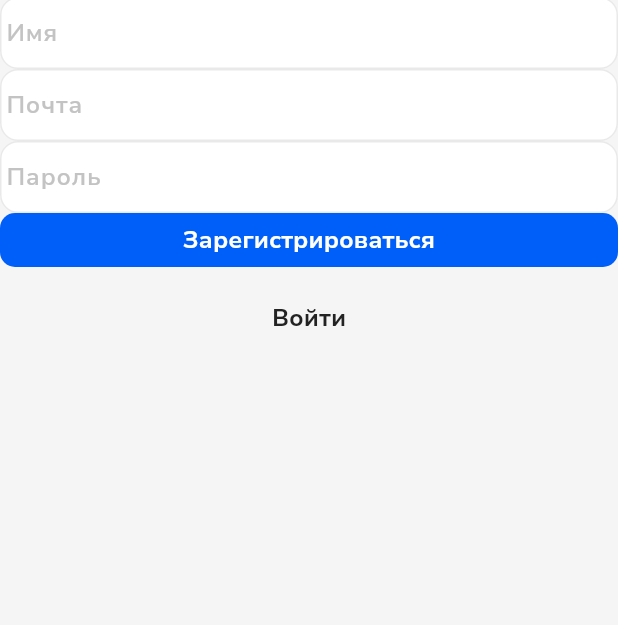
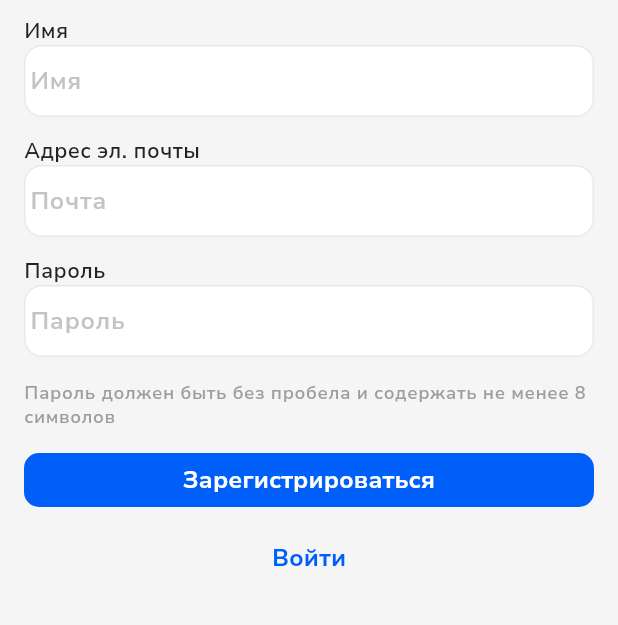
Before and after one commit to aleksandrazai/spoosk, a Flutter app: the RegisterScreen screen opened directly, on a phone screen of 412 x 824 dp, the part 87-712 px from its top. Run offline on Flutter 3.47's test engine with Material 3 defaults, Android fonts, the phone set to English and light mode, and no system bars; our stand-ins replace auto_route, bloc, carousel_slider, connectivity_plus, dio, firebase_core and 7 more; accounts and stored records are empty; network calls fail; project files that could hold a hidden picture were left out.

Commit message:
fix: register request fix, layout changes

```diff
--- a/lib/core/presentation/bloc_register/register_bloc.dart
+++ b/lib/core/presentation/bloc_register/register_bloc.dart
@@ -17,7 +17,6 @@ class RegisterBloc extends Bloc<RegisterEvent, RegisterState> {
             password: event.password,
             name: event.name,
             userRegister: ApiConfigurate.postHeaders);
-        emit(RegisterLoading());
         if (userRegister != null) {
           emit(RegisterSuccessfull(
               id: userRegister.id, userRegister: userRegister));
--- a/lib/core/presentation/screens/auth/register.dart
+++ b/lib/core/presentation/screens/auth/register.dart
@@ -81,8 +81,15 @@ class _RegisterScreenState extends State<RegisterScreen> {
         body: Form(
           autovalidateMode: AutovalidateMode.onUserInteraction,
           key: _formKey,
+          child: Padding(
+            padding: const EdgeInsets.symmetric(horizontal: 16.0),
             child: Column(
+              crossAxisAlignment: CrossAxisAlignment.start,
               children: [
+                const Padding(
+                  padding: EdgeInsets.only(top: 12.0),
+                  child: Text('Имя'),
+                ),
                 LoginField(
                     hintText: 'Имя',
                     controller: _nameController,
@@ -95,6 +102,10 @@ class _RegisterScreenState extends State<RegisterScreen> {
                       }
                       return null;
                     }),
+                const Padding(
+                  padding: EdgeInsets.only(top: 12.0),
+                  child: Text('Адрес эл. почты'),
+                ),
                 LoginField(
                     hintText: 'Почта',
                     controller: _emailController,
@@ -109,6 +120,10 @@ class _RegisterScreenState extends State<RegisterScreen> {
                       }
                       return null;
                     }),
+                const Padding(
+                  padding: EdgeInsets.only(top: 12.0),
+                  child: Text('Пароль'),
+                ),
                 LoginField(
                     hintText: 'Пароль',
                     controller: _passwordController,
@@ -118,12 +133,19 @@ class _RegisterScreenState extends State<RegisterScreen> {
                         return 'Введите пароль';
                       } else if (value.length < 8) {
                         return 'Пароль должен содержать не менее 8 символов';
-                    } else if (!RegExp(r'^[a-zA-Z0-9!#.$%&+=?^_`{|}~-]{8,128}$')
+                      } else if (!RegExp(
+                              r'^[a-zA-Z0-9!#.$%&+=?^_`{|}~-]{8,128}$')
                           .hasMatch(value)) {
                         return 'Пароль содержит запрещенные символы';
                       }
                       return null;
                     }),
+                Padding(
+                  padding: const EdgeInsets.symmetric(vertical: 16.0),
+                  child: Text(
+                      'Пароль должен быть без пробела и содержать не менее 8 символов',
+                      style: Theme.of(context).textTheme.bodySmall),
+                ),
                 CustomButton(
                     textStyle: Theme.of(context)
                         .textTheme
@@ -148,12 +170,15 @@ class _RegisterScreenState extends State<RegisterScreen> {
                     textStyle: Theme.of(context)
                         .textTheme
                         .headlineMedium
-                      ?.copyWith(fontSize: 16),
+                        ?.copyWith(fontSize: 16, color: AppColors.primaryColor),
                     height: 36,
                     buttonText: 'Войти',
                     color: AppColors.gray,
-                  onTap: () {}),
+                    onTap: () {
+                      context.router.push(const LoginRoute());
+                    }),
               ],
+            ),
           ),
         ),
       ),
```
Also changed, not shown: lib/core/data/RequestController.dart (+3 -8 lines). Lines whose indentation alone changed are shown as unchanged.
